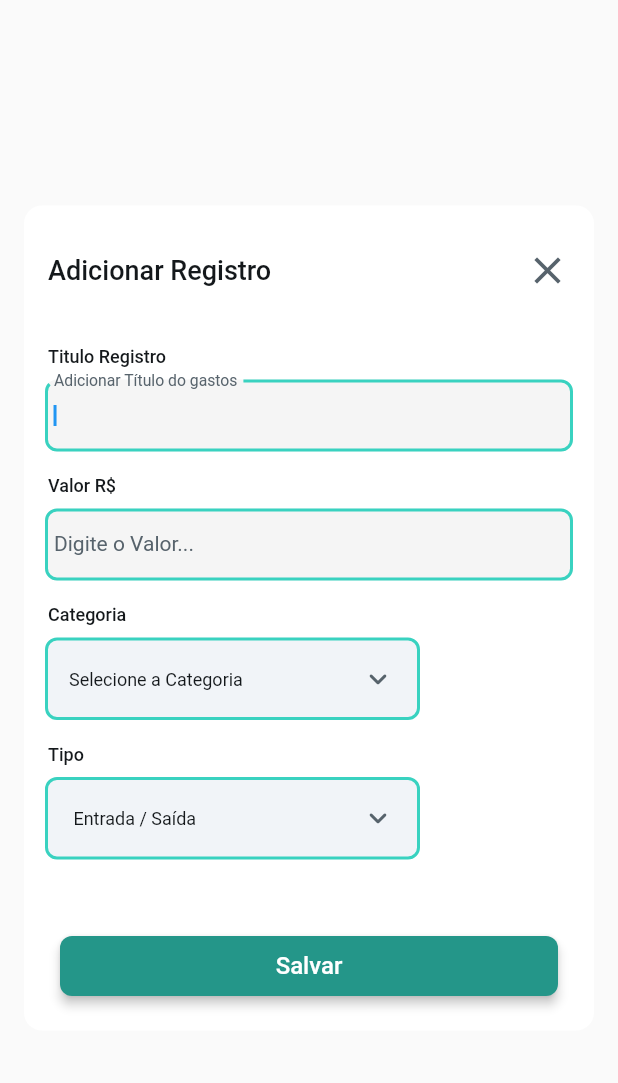
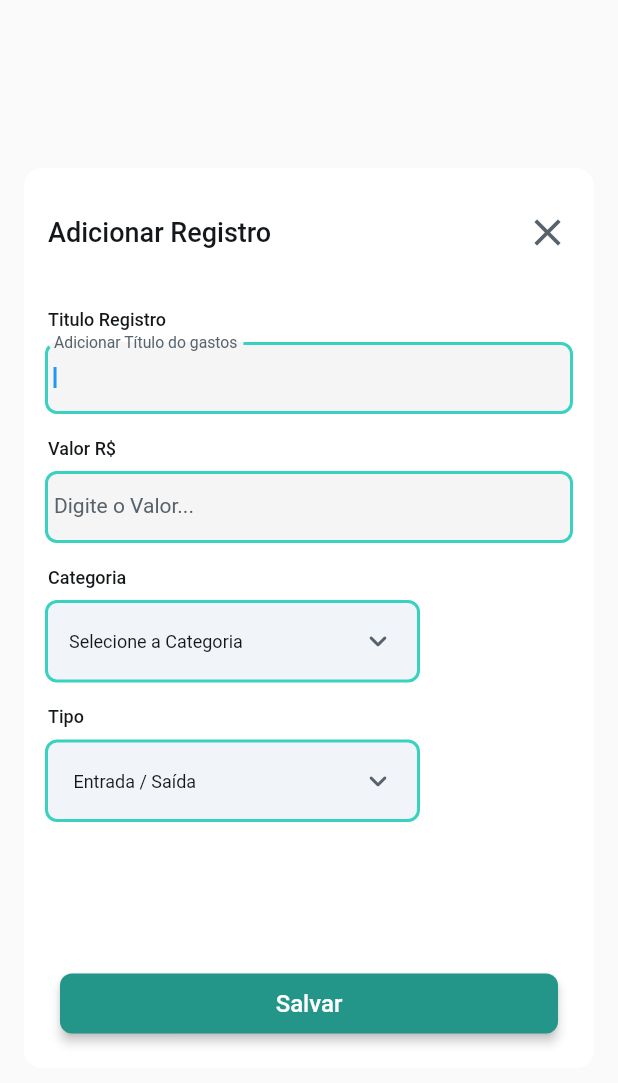
Before and after one commit to Hozenyth/FinanceApp, a Flutter app: the AddFinanceRegistrationWidget widget shown alone on an empty page, opened directly, on a phone screen of 412 x 824 dp. Shown: the top 1083 px of the screen. Run offline on Flutter 3.47's test engine with Material 3 defaults, Android fonts, the phone set to English and light mode, and no system bars; drawn by our look-alikes of auto_size_text; our stand-ins replace cached_network_image, data_table_2, dropdown_button2, font_awesome_flutter, from_css_color, go_router and 5 more; missing offline and left inert: json_path; accounts and stored records are empty; Roboto replaces fonts that are missing (Readex Pro); statements that could not run were skipped.

Commit message:
Updating to latest FlutterFlow output.

```diff
--- a/lib/components/add_finance_registration_widget.dart
+++ b/lib/components/add_finance_registration_widget.dart
@@ -52,7 +52,7 @@ class _AddFinanceRegistrationWidgetState
         padding: const EdgeInsetsDirectional.fromSTEB(16.0, 16.0, 16.0, 16.0),
         child: Container(
           width: 400.0,
-          height: 550.0,
+          height: 600.0,
           decoration: BoxDecoration(
             color: FlutterFlowTheme.of(context).secondaryBackground,
             borderRadius: const BorderRadius.only(
@@ -95,10 +95,19 @@ class _AddFinanceRegistrationWidgetState
                                     fontWeight: FontWeight.w500,
                                   ),
                         ),
-                        Icon(
-                          Icons.close_sharp,
-                          color: FlutterFlowTheme.of(context).secondaryText,
-                          size: 30.0,
+                        InkWell(
+                          splashColor: Colors.transparent,
+                          focusColor: Colors.transparent,
+                          hoverColor: Colors.transparent,
+                          highlightColor: Colors.transparent,
+                          onTap: () async {
+                            context.safePop();
+                          },
+                          child: Icon(
+                            Icons.close_sharp,
+                            color: FlutterFlowTheme.of(context).secondaryText,
+                            size: 30.0,
+                          ),
                         ),
                       ],
                     ),
--- a/lib/components/edit_finance_registration_widget.dart
+++ b/lib/components/edit_finance_registration_widget.dart
@@ -52,7 +52,7 @@ class _EditFinanceRegistrationWidgetState
         padding: const EdgeInsetsDirectional.fromSTEB(16.0, 16.0, 16.0, 16.0),
         child: Container(
           width: 400.0,
-          height: 550.0,
+          height: 600.0,
           decoration: BoxDecoration(
             color: FlutterFlowTheme.of(context).secondaryBackground,
             borderRadius: const BorderRadius.only(
--- a/lib/components/myprofile_widget.dart
+++ b/lib/components/myprofile_widget.dart
@@ -167,6 +167,7 @@ class _MyprofileWidgetState extends State<MyprofileWidget> {
                                           .override(
                                             fontFamily: 'Readex Pro',
                                             letterSpacing: 0.0,
+                                            fontWeight: FontWeight.w600,
                                           ),
                                     ),
                                   ),
```
